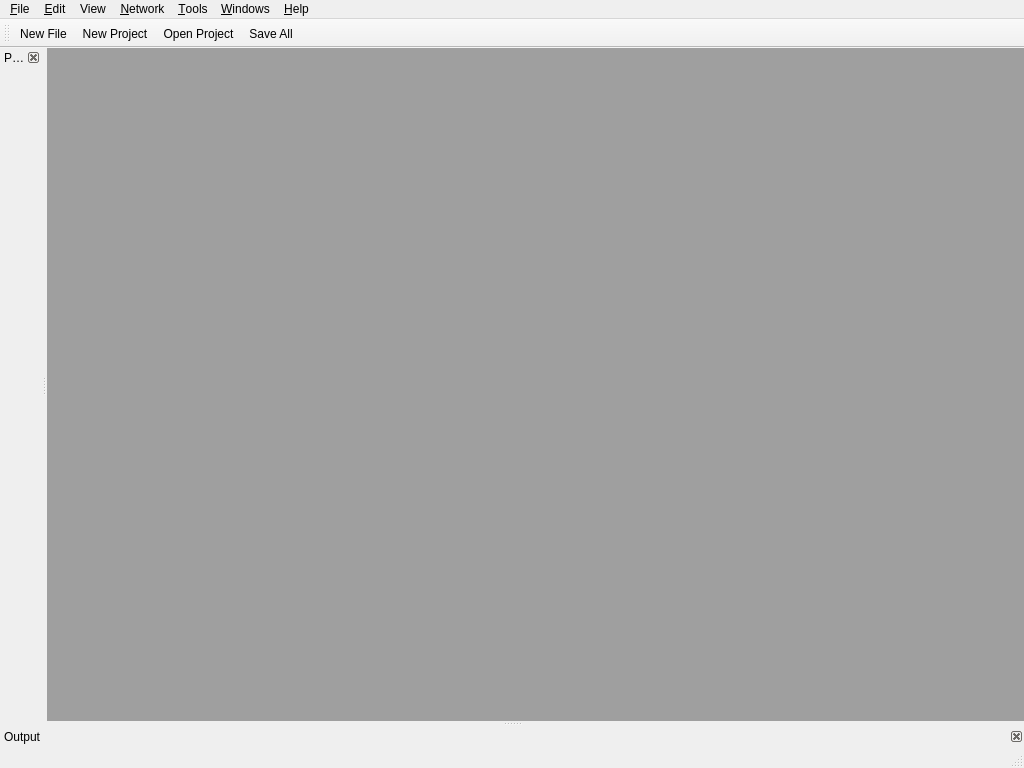
cepek/qgama-0.2.4, file qgama-core/src/main_window/mainwindow.ui: the form before one commit.
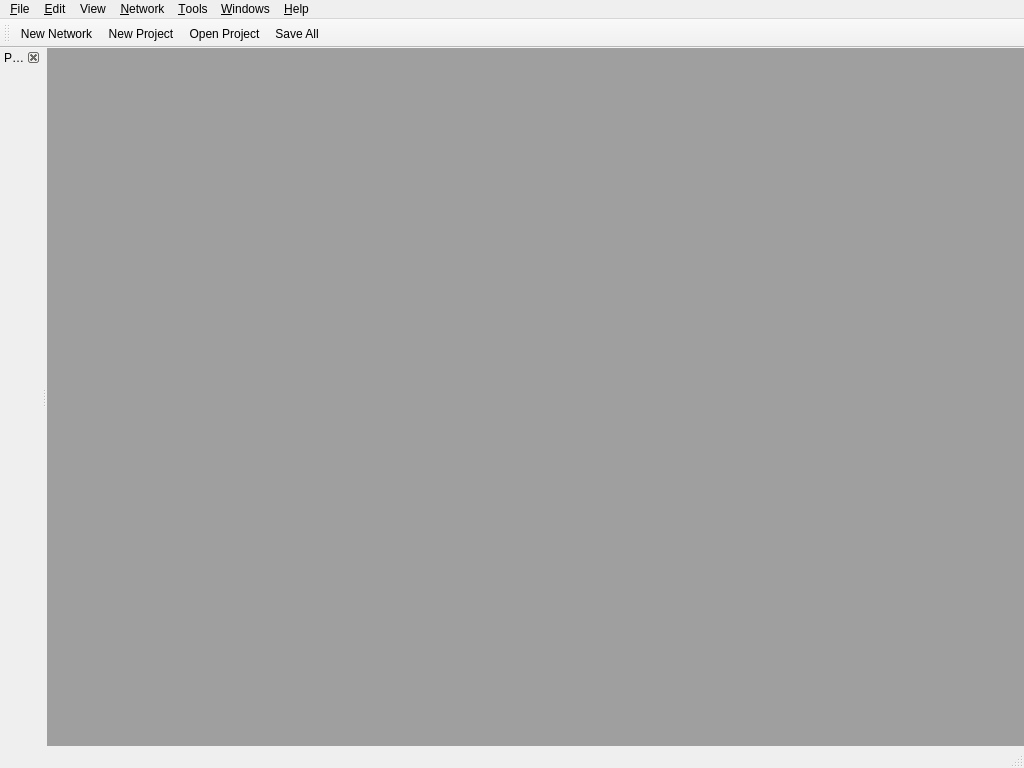
The form after the commit. Icons and pictures are not drawn. Custom widgets are drawn as their Qt base class.

Diff of the .ui file:
```diff
--- a/qgama-core/src/main_window/mainwindow.ui
+++ b/qgama-core/src/main_window/mainwindow.ui
@@ -167,7 +167,7 @@
    <attribute name="toolBarBreak">
     <bool>false</bool>
    </attribute>
-   <addaction name="action_New_File"/>
+   <addaction name="action_New_Network"/>
    <addaction name="action_New_Project"/>
    <addaction name="action_Open_Project"/>
    <addaction name="action_Save_All"/>
@@ -628,31 +628,13 @@
     </layout>
    </widget>
   </widget>
-  <widget class="QDockWidget" name="dockWidget_Output">
-   <property name="styleSheet">
-    <string notr="true">background:white</string>
-   </property>
-   <property name="features">
-    <set>QDockWidget::DockWidgetClosable</set>
-   </property>
-   <property name="allowedAreas">
-    <set>Qt::BottomDockWidgetArea</set>
-   </property>
-   <property name="windowTitle">
-    <string>Output</string>
-   </property>
-   <attribute name="dockWidgetArea">
-    <number>8</number>
-   </attribute>
-   <widget class="QWidget" name="dockWidget_Output_Contents"/>
-  </widget>
-  <action name="action_New_File">
+  <action name="action_New_Network">
    <property name="icon">
     <iconset>
      <normaloff>:/images/icons/new-file-32.png</normaloff>:/images/icons/new-file-32.png</iconset>
    </property>
    <property name="text">
-    <string> &amp;New File...</string>
+    <string> &amp;New Network...</string>
    </property>
    <property name="toolTip">
     <string>New</string>
```
Left out of the diff: 229 changed lines with no effect on the pictures.
